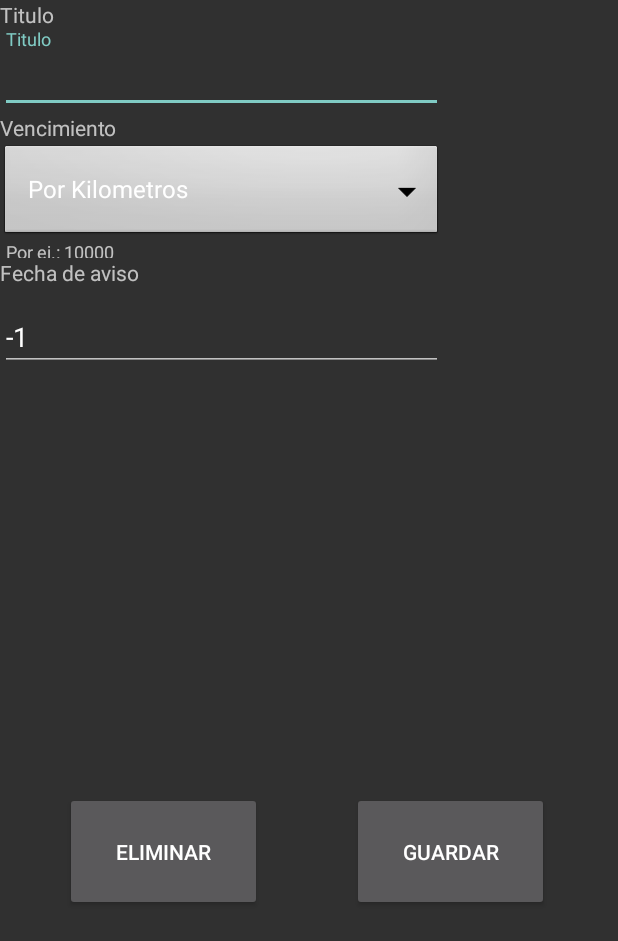
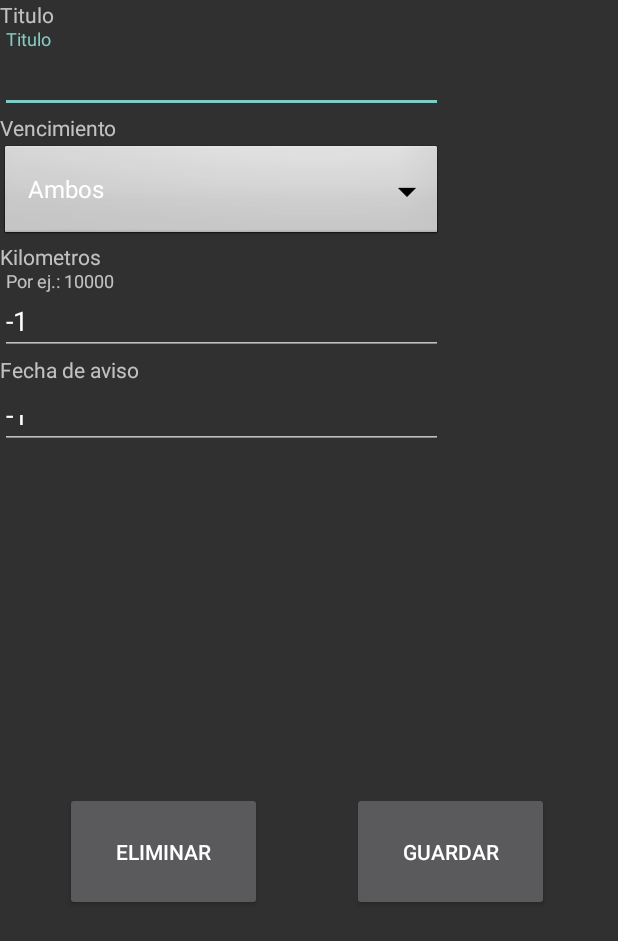
Before and after one commit to pablocabovianco/control-vehicular-android, an Android app: the EditarEventoActivity screen opened directly, with no data from a screen before it, on a phone screen of 412 x 824 dp. Shown: the top 941 px of the screen. Run offline under Robolectric (Android 15) with nearby library versions, the phone set to English and light mode, and no system bars; our stand-ins replace Room's generated code; libraries missing offline, so code that uses them is left out: me.aflak.arduino, me.ibrahimsn.lib.

Commit message:
agrego opcion ambos de evento

```diff
--- a/app/src/main/java/ar/edu/untref/controlvehicular/EditarEventoActivity.java
+++ b/app/src/main/java/ar/edu/untref/controlvehicular/EditarEventoActivity.java
@@ -47,6 +47,8 @@ public class EditarEventoActivity extends AppCompatActivity {
         id = intent.getIntExtra(MostrarEventosActivity.EXTRA_TEXT_ID, -1);
         EditText campoTitulo = (EditText) findViewById(R.id.textTitulo);
         campoTitulo.setText(intent.getStringExtra(MostrarEventosActivity.EXTRA_TEXT_TITULO));
+        //Variable temporal para mostrar correcta la LV
+        int kmTemp = intent.getIntExtra(MostrarEventosActivity.EXTRA_TEXT_KM,-1);
         campoKilometros.setText(String.valueOf(intent.getIntExtra(MostrarEventosActivity.EXTRA_TEXT_KM,-1)));
 
         campoFecha.setText(formateoFecha(intent.getIntExtra(MostrarEventosActivity.EXTRA_TEXT_FECHA, -1)));
@@ -55,7 +57,7 @@ public class EditarEventoActivity extends AppCompatActivity {
 
         //Asigno valores de LV
         tipoEvento = findViewById(R.id.tipoEvento);
-        String[] tiposEvento = new String[]{"Por Kilometros", "En fecha"};
+        String[] tiposEvento = new String[]{"Por Kilometros", "En fecha", "Ambos"};
         ArrayAdapter<String> adapter = new ArrayAdapter<>(this, android.R.layout.simple_spinner_dropdown_item, tiposEvento);
         //Muestro campo de fecha o km segun corresponda
         tipoEvento.setAdapter(adapter);
@@ -67,11 +69,19 @@ public class EditarEventoActivity extends AppCompatActivity {
                     labelKilometros.setVisibility(View.VISIBLE);
                     campoFecha.setVisibility(View.GONE);
                     labelFecha.setVisibility(View.GONE);
-                } else {
+                    tipoEvento.setSelection(0);
+                } else if(kmTemp == 0){
                     campoKilometros.setVisibility(View.GONE);
                     labelKilometros.setVisibility(View.GONE);
                     campoFecha.setVisibility(View.VISIBLE);
                     labelFecha.setVisibility(View.VISIBLE);
+                    tipoEvento.setSelection(1);
+                } else {
+                    campoKilometros.setVisibility(View.VISIBLE);
+                    labelKilometros.setVisibility(View.VISIBLE);
+                    campoFecha.setVisibility(View.VISIBLE);
+                    labelFecha.setVisibility(View.VISIBLE);
+                    tipoEvento.setSelection(2);
                 }
             }
 
@@ -156,10 +166,14 @@ public class EditarEventoActivity extends AppCompatActivity {
             esPorKm = Boolean.TRUE;
             fechaDeEvento = "0";
             kilometros = Integer.parseInt(campoKilometros.getText().toString());
-        } else {
+        } else if (tipoEvento.getSelectedItem().toString() == "Por Kilometros"){
             esPorKm = Boolean.FALSE;
             kilometros = 0;
             fechaDeEvento = "" + yearEvento + (Integer.toString(monthEvento).length() == 1 ? ("0" + monthEvento) : monthEvento) + dayEvento;
+        } else {
+            esPorKm = Boolean.FALSE;
+            fechaDeEvento = "" + yearEvento + (Integer.toString(monthEvento).length() == 1 ? ("0" + monthEvento) : monthEvento) + dayEvento;
+            kilometros = Integer.parseInt(campoKilometros.getText().toString());
         }
         //Creo el evento
         //TODO debe agregar kilometros totales + los ingresados
```
